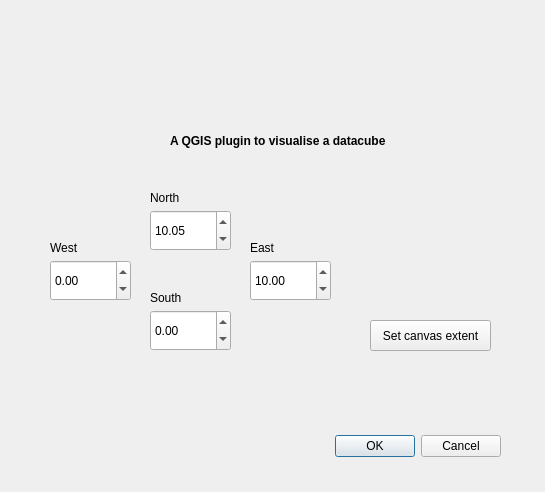
Qt form canvas_dialog.ui (JennyL5/assimila_datacube_plugin2) before a commit.
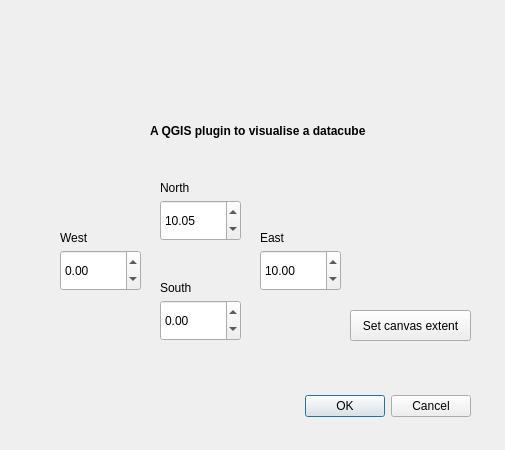
The same form after that commit. Icons and pictures are not drawn.

The edit to the form file:
```diff
--- a/canvas_dialog.ui
+++ b/canvas_dialog.ui
@@ -6,8 +6,8 @@
    <rect>
     <x>0</x>
     <y>0</y>
-    <width>545</width>
-    <height>492</height>
+    <width>505</width>
+    <height>450</height>
    </rect>
   </property>
   <property name="windowTitle">
@@ -16,8 +16,8 @@
   <widget class="QLabel" name="Description">
    <property name="geometry">
     <rect>
-     <x>170</x>
-     <y>120</y>
+     <x>150</x>
+     <y>110</y>
      <width>291</width>
      <height>41</height>
     </rect>
@@ -36,8 +36,8 @@
   <widget class="QLabel" name="label_9">
    <property name="geometry">
     <rect>
-     <x>60</x>
-     <y>40</y>
+     <x>40</x>
+     <y>30</y>
      <width>401</width>
      <height>101</height>
     </rect>
@@ -55,8 +55,8 @@
   <widget class="QPushButton" name="btn_extent">
    <property name="geometry">
     <rect>
-     <x>370</x>
-     <y>320</y>
+     <x>350</x>
+     <y>310</y>
      <width>121</width>
      <height>31</height>
     </rect>
@@ -68,8 +68,8 @@
   <widget class="QDoubleSpinBox" name="N_spinBox">
    <property name="geometry">
     <rect>
-     <x>150</x>
-     <y>210</y>
+     <x>160</x>
+     <y>200</y>
      <width>81</width>
      <height>41</height>
     </rect>
@@ -87,8 +87,8 @@
   <widget class="QLabel" name="label_5">
    <property name="geometry">
     <rect>
-     <x>150</x>
-     <y>190</y>
+     <x>160</x>
+     <y>180</y>
      <width>91</width>
      <height>16</height>
     </rect>
@@ -100,8 +100,8 @@
   <widget class="QDoubleSpinBox" name="W_spinBox">
    <property name="geometry">
     <rect>
-     <x>50</x>
-     <y>260</y>
+     <x>60</x>
+     <y>250</y>
      <width>81</width>
      <height>41</height>
     </rect>
@@ -116,8 +116,8 @@
   <widget class="QDoubleSpinBox" name="S_spinBox">
    <property name="geometry">
     <rect>
-     <x>150</x>
-     <y>310</y>
+     <x>160</x>
+     <y>300</y>
      <width>81</width>
      <height>41</height>
     </rect>
@@ -132,8 +132,8 @@
   <widget class="QDialogButtonBox" name="buttonBox">
    <property name="geometry">
     <rect>
-     <x>160</x>
-     <y>430</y>
+     <x>130</x>
+     <y>390</y>
      <width>341</width>
      <height>32</height>
     </rect>
@@ -148,8 +148,8 @@
   <widget class="QLabel" name="label_7">
    <property name="geometry">
     <rect>
-     <x>50</x>
-     <y>240</y>
+     <x>60</x>
+     <y>230</y>
      <width>91</width>
      <height>16</height>
     </rect>
@@ -161,8 +161,8 @@
   <widget class="QLabel" name="label_6">
    <property name="geometry">
     <rect>
-     <x>150</x>
-     <y>290</y>
+     <x>160</x>
+     <y>280</y>
      <width>91</width>
      <height>16</height>
     </rect>
@@ -174,8 +174,8 @@
   <widget class="QDoubleSpinBox" name="E_spinBox">
    <property name="geometry">
     <rect>
-     <x>250</x>
-     <y>260</y>
+     <x>260</x>
+     <y>250</y>
      <width>81</width>
      <height>41</height>
     </rect>
@@ -193,8 +193,8 @@
   <widget class="QLabel" name="label_8">
    <property name="geometry">
     <rect>
-     <x>250</x>
-     <y>240</y>
+     <x>260</x>
+     <y>230</y>
      <width>91</width>
      <height>16</height>
     </rect>
```
